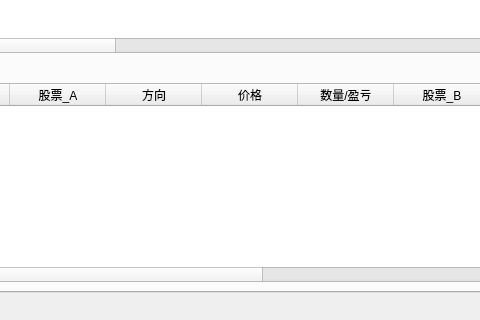
This is ui/mainWindows.ui in sharmaking/CoIntegrationAnalysis as Qt 5 draws it before an edit; both pictures show x 391 to 871 and y 253 to 573 of the 961 by 573 pixel window. The edited form follows.
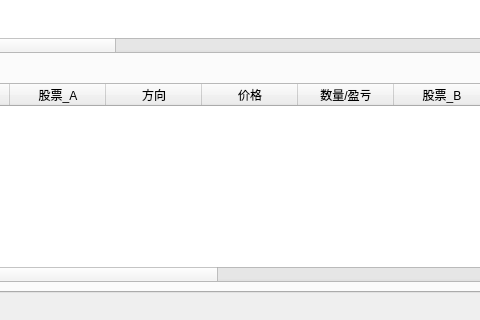
This is the edited form. The open tabs and pages were chosen to show the change.

Commit message: 添加真实平仓利润比例

```diff
--- a/ui/mainWindows.ui
+++ b/ui/mainWindows.ui
@@ -506,6 +506,11 @@
             <string>总盈亏</string>
            </property>
           </column>
+          <column>
+           <property name="text">
+            <string>盈利百分比</string>
+           </property>
+          </column>
          </widget>
         </item>
        </layout>
```
Left out of the diff: 4 changed lines with no effect on the pictures. The commit also changes 2 other files.
